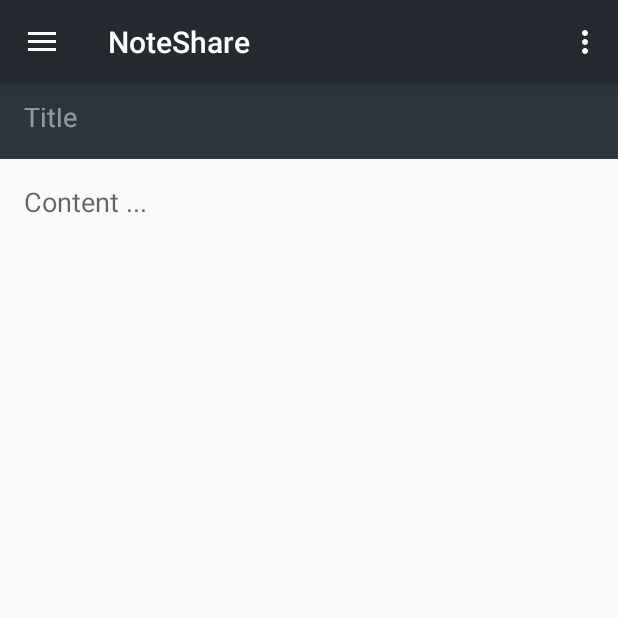
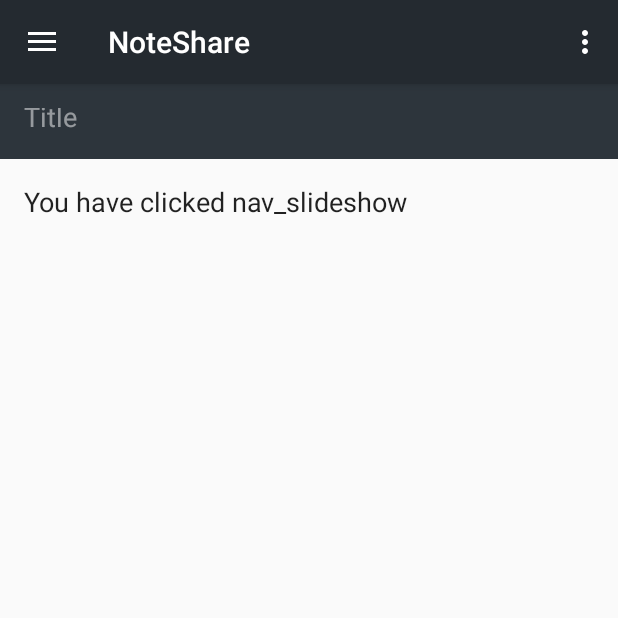
Before and after one commit to MaximeBi/NoteShare, an Android app: the screen it shows after launch (MainActivity), in the side drawer, after a tap on "Slideshow", on a phone screen of 412 x 824 dp, the top half of it. Run offline under Robolectric (Android 15) with nearby library versions, the phone set to English and light mode, and no system bars.

Commit message:
lisenter to items in navigation view

```diff
--- a/app/src/main/java/com/example/maxime/noteshare/MainActivity.java
+++ b/app/src/main/java/com/example/maxime/noteshare/MainActivity.java
@@ -7,11 +7,13 @@ import android.support.v4.widget.DrawerLayout;
 import android.support.v7.app.ActionBarDrawerToggle;
 import android.support.v7.app.AppCompatActivity;
 import android.support.v7.widget.Toolbar;
+import android.text.TextUtils;
 import android.view.Menu;
 import android.view.MenuItem;
+import android.widget.EditText;
 
 public class MainActivity extends AppCompatActivity implements NavigationView.OnNavigationItemSelectedListener {
-
+    public EditText mTextView;
     @Override
     protected void onCreate(Bundle savedInstanceState) {
         super.onCreate(savedInstanceState);
@@ -29,6 +31,8 @@ public class MainActivity extends AppCompatActivity implements NavigationView.On
 
         NavigationView navigationrightView = (NavigationView) findViewById(R.id.nav_right_view);
         navigationrightView.setNavigationItemSelectedListener(this);
+
+        mTextView = (EditText) findViewById(R.id.editText);
     }
 
     @Override
@@ -68,7 +72,29 @@ public class MainActivity extends AppCompatActivity implements NavigationView.On
     public boolean onNavigationItemSelected(MenuItem item) {
         // Handle navigation view item clicks here.
         int id = item.getItemId();
+        String string = null;
 
+        switch(id){
+            case R.id.nav_camera:
+                string = "nav_camera";
+                break;
+            case R.id.nav_gallery:
+                string = "nav_gallery";
+                break;
+            case R.id.nav_slideshow:
+                string = "nav_slideshow";
+                break;
+            case R.id.nav_manage:
+                string = "通知";
+                break;
+            case R.id.nav_share:
+                string = "nav_share";
+                break;
+            case R.id.nav_send:
+                string = "nav_send";
+                break;
+        }
+        /*
         if (id == R.id.nav_camera) {
             // Handle the camera action
         } else if (id == R.id.nav_gallery) {
@@ -82,7 +108,9 @@ public class MainActivity extends AppCompatActivity implements NavigationView.On
         } else if (id == R.id.nav_send) {
 
         }
-
+        */
+        if (!TextUtils.isEmpty(string))
+            mTextView.setText("You have clicked "+string);
         DrawerLayout drawer = (DrawerLayout) findViewById(R.id.drawer_layout);
         drawer.closeDrawer(GravityCompat.START);
         return true;
```
